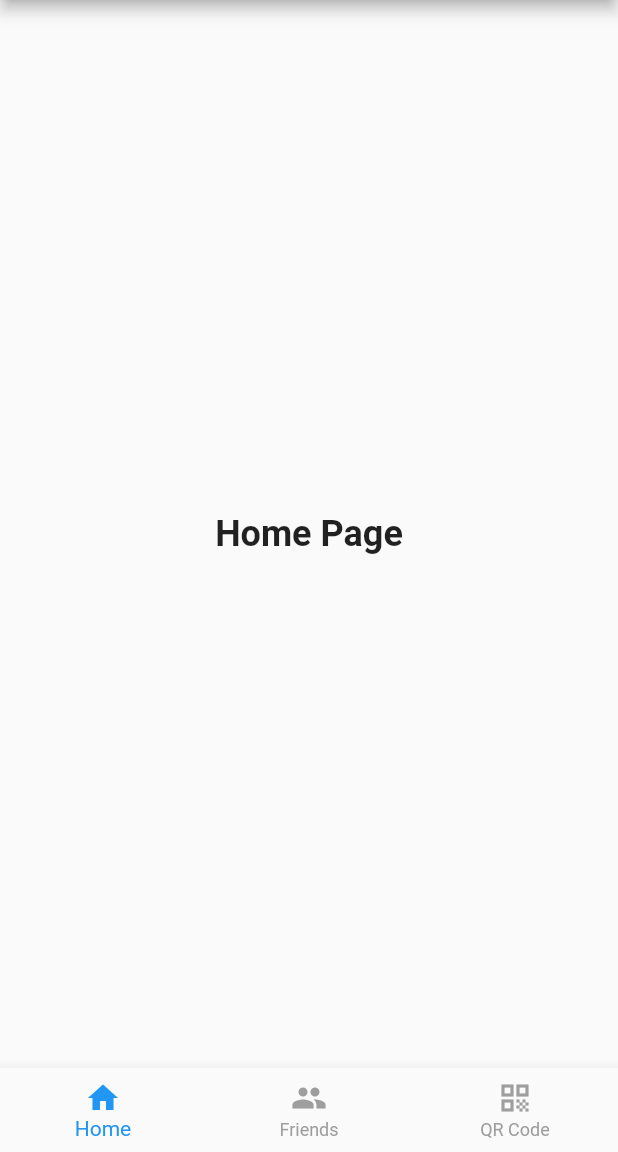
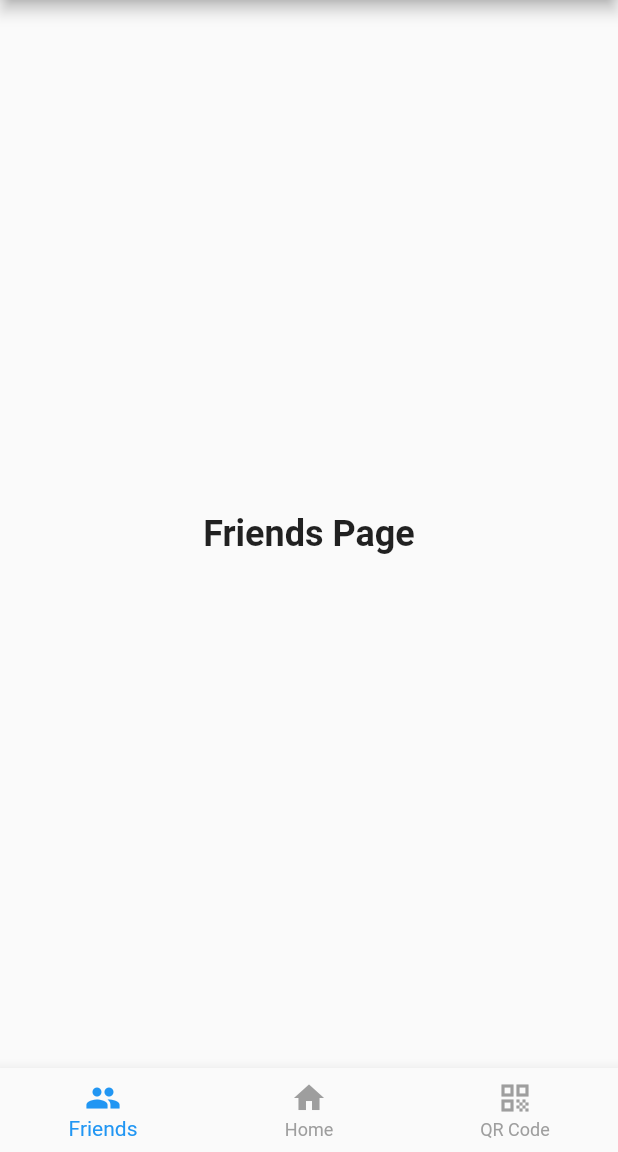
Before and after one commit to arcode35/ShareSched, a Flutter app: the HomePage screen opened directly, on a phone screen of 412 x 824 dp, the part 84-1236 px from its top. Run offline on Flutter 3.47's test engine with Material 2 defaults, Android fonts, the phone set to English and light mode, and no system bars; our stand-ins replace google_fonts; Roboto replaces fonts that are missing (Exo).

Commit message:
Changed the order of the app bar buttons

```diff
--- a/lib/pages/home.dart
+++ b/lib/pages/home.dart
@@ -28,9 +28,9 @@ class _HomePageState extends State<HomePage> {
   int _selectedIndex = 0;
 
   static const List<Widget> _widgetOptions = <Widget>[
+    Text('Friends Page',
+        style: TextStyle(fontSize: 24, fontWeight: FontWeight.bold)),
     Text('Home Page',
-        style: TextStyle(fontSize: 24, fontWeight: FontWeight.bold)),
-    Text('Friends Page',
         style: TextStyle(fontSize: 24, fontWeight: FontWeight.bold)),
     Text('QR Code Scanning Page',
         style: TextStyle(fontSize: 24, fontWeight: FontWeight.bold)),
@@ -52,12 +52,12 @@ class _HomePageState extends State<HomePage> {
       bottomNavigationBar: BottomNavigationBar(
         items: const <BottomNavigationBarItem>[
           BottomNavigationBarItem(
+            icon: Icon(Icons.people),
+            label: 'Friends',
+          ),
+          BottomNavigationBarItem(
             icon: Icon(Icons.home),
             label: 'Home',
-          ),
-          BottomNavigationBarItem(
-            icon: Icon(Icons.people),
-            label: 'Friends',
           ),
           BottomNavigationBarItem(
             icon: Icon(Icons.qr_code),
```
